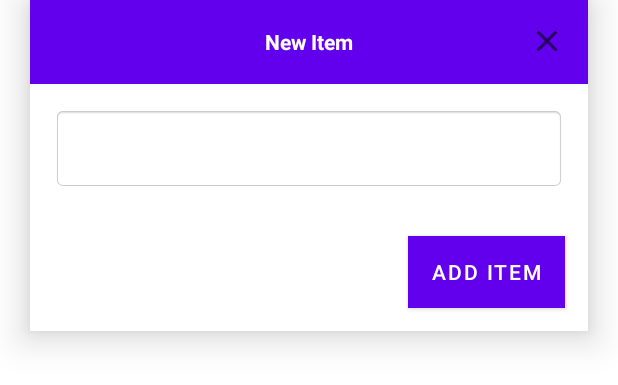
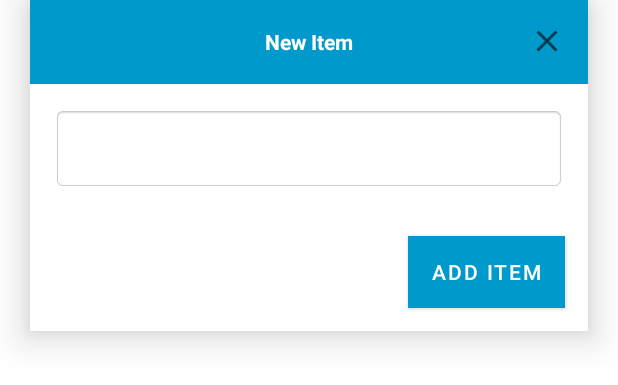
Before and after one commit to ivratkaviil/ShoppingListApp, an Android app: the layout dialog_add_entry.xml on its own in the app's theme, with its tools: preview values and no code run, on a phone screen of 412 x 824 dp. Shown: the top 385 px of the screen. Run offline under Robolectric (Android 15) with nearby library versions, the phone set to English and light mode, and no system bars.

Commit message:
Update XML files and make corrections

```diff
--- a/app/src/main/res/layout/dialog_add_entry.xml
+++ b/app/src/main/res/layout/dialog_add_entry.xml
@@ -1,6 +1,7 @@
 <?xml version="1.0" encoding="utf-8"?>
 <LinearLayout
     xmlns:android="http://schemas.android.com/apk/res/android"
+    xmlns:app="http://schemas.android.com/apk/res-auto"
     android:layout_width="match_parent"
     android:layout_height="wrap_content"
     android:layout_marginHorizontal="20dp"
@@ -11,27 +12,26 @@
     <RelativeLayout
         android:layout_width="match_parent"
         android:layout_height="?actionBarSize"
-        android:background="@color/design_default_color_primary">
-
-        <TextView
-            android:layout_width="wrap_content"
-            android:layout_height="wrap_content"
-            android:text="New Item"
-            android:layout_centerInParent="true"
-            android:textColor="@android:color/white"
-            android:textStyle="bold"/>
+        android:background="@android:color/holo_blue_dark">
 
         <ImageButton
             android:id="@+id/btn_close"
             android:layout_width="wrap_content"
             android:layout_height="wrap_content"
+            android:layout_alignParentEnd="true"
+            android:background="@android:color/transparent"
             android:padding="15dp"
-            android:src="@drawable/ic_baseline_close_24"
-            android:background="@android:color/transparent"
-            android:layout_alignParentEnd="true"
-            >
+            android:src="@drawable/ic_baseline_close_24">
 
         </ImageButton>
+
+        <TextView
+            android:layout_width="wrap_content"
+            android:layout_height="wrap_content"
+            android:layout_centerInParent="true"
+            android:text="New Item"
+            android:textColor="@android:color/white"
+            android:textStyle="bold" />
 
 
     </RelativeLayout>
@@ -52,11 +52,12 @@
         android:id="@+id/btn_add"
         android:layout_width="wrap_content"
         android:layout_height="wrap_content"
-        android:background="@color/design_default_color_primary"
-        android:textColor="@android:color/white"
         android:layout_gravity="end"
         android:layout_margin="15dp"
-        android:text="Add Item">
+        android:background="@android:color/holo_blue_dark"
+        android:text="Add Item"
+        android:textColor="@android:color/white"
+        app:backgroundTint="@android:color/holo_blue_dark">
 
     </Button>
 
--- a/app/src/main/res/layout/items_layout.xml
+++ b/app/src/main/res/layout/items_layout.xml
@@ -18,9 +18,9 @@
         <TableRow
             android:layout_width="wrap_content"
             android:layout_height="wrap_content"
-            android:layout_gravity="left"
+            android:layout_gravity="start"
             android:layout_marginBottom="20dp"
-            android:gravity="left">
+            android:gravity="start">
 
             <CheckBox
                 android:id="@+id/checkboxSelect"
@@ -37,7 +37,7 @@
             android:layout_height="match_parent"
             android:padding="5dp"
             android:textSize="20sp"
-            android:text="Description" />
+            android:text="@string/description" />
 
 
         <LinearLayout
--- a/app/src/main/res/values/strings.xml
+++ b/app/src/main/res/values/strings.xml
@@ -9,4 +9,7 @@
 
     <string name="hello_first_fragment">Hello first fragment</string>
     <string name="hello_second_fragment">Hello second fragment. Arg: %1$s</string>
+    <string name="description">Description</string>
+    <string name="update">Update</string>
+    <string name="FAB">fab</string>
 </resources>
--- a/app/src/main/res/values/themes.xml
+++ b/app/src/main/res/values/themes.xml
@@ -2,8 +2,8 @@
     <!-- Base application theme. -->
     <style name="Theme.ShoppingListApp" parent="Theme.MaterialComponents.DayNight.DarkActionBar">
         <!-- Primary brand color. -->
-        <item name="colorPrimary">@color/purple_500</item>
-        <item name="colorPrimaryVariant">@color/purple_700</item>
+        <item name="colorPrimary">@android:color/holo_blue_dark</item>
+        <item name="colorPrimaryVariant">@android:color/holo_blue_dark</item>
         <item name="colorOnPrimary">@color/white</item>
         <!-- Secondary brand color. -->
         <item name="colorSecondary">@color/teal_200</item>
```
Also changed, not shown: app/src/main/java/com/example/shoppinglistapp/MainActivity.java (+4 -10 lines), app/src/main/res/layout/activity_main.xml (+5 -4 lines), 1 other file.
